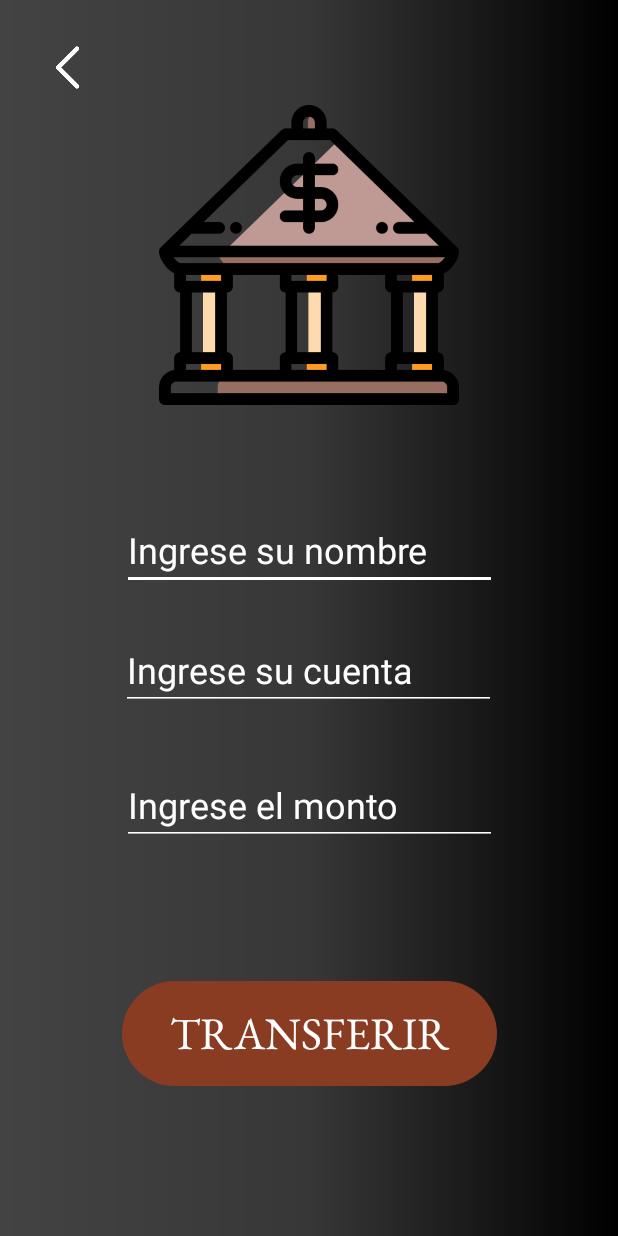
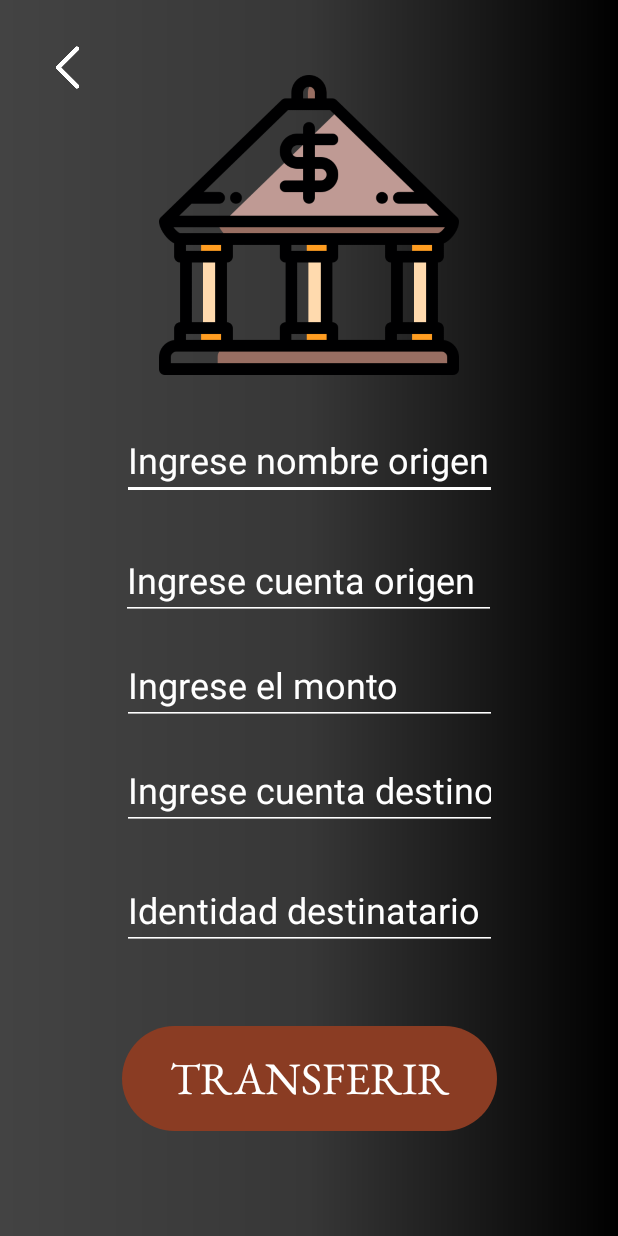
Before and after one commit to alycastro22/Laboratorio1PDM, an Android app: the TransferirActivity screen opened directly, with no data from a screen before it, on a phone screen of 412 x 824 dp. Run offline under Robolectric (Android 15) with nearby library versions, the phone set to English and light mode, and no system bars; Roboto replaces fonts that are not available here.

Commit message:
Agregar los campos que faltaban al formulario transferir

```diff
--- a/app/src/main/res/layout/activity_transferir.xml
+++ b/app/src/main/res/layout/activity_transferir.xml
@@ -11,7 +11,7 @@
         android:id="@+id/logo_banco"
         android:layout_width="300dp"
         android:layout_height="200dp"
-        android:layout_marginTop="70dp"
+        android:layout_marginTop="50dp"
         android:contentDescription="@string/logo_tigo"
         app:layout_constraintEnd_toEndOf="parent"
         app:layout_constraintStart_toStartOf="parent"
@@ -35,7 +35,8 @@
         android:id="@+id/txtNombre"
         android:layout_width="250dp"
         android:layout_height="wrap_content"
-        android:layout_marginTop="340dp"
+        android:layout_marginTop="280dp"
+        android:autofillHints=""
         android:backgroundTint="#fff"
         android:ems="10"
         android:fontFamily="sans-serif"
@@ -46,14 +47,13 @@
         android:textSize="24sp"
         app:layout_constraintEnd_toEndOf="parent"
         app:layout_constraintStart_toStartOf="parent"
-        app:layout_constraintTop_toTopOf="parent"
-        android:autofillHints="" />
+        app:layout_constraintTop_toTopOf="parent" />
 
     <EditText
         android:id="@+id/txtCuenta"
         android:layout_width="250dp"
         android:layout_height="wrap_content"
-        android:layout_marginTop="420dp"
+        android:layout_marginTop="360dp"
         android:autofillHints=""
         android:backgroundTint="#FFFFFF"
         android:ems="10"
@@ -71,7 +71,8 @@
         android:id="@+id/txtMonto"
         android:layout_width="250dp"
         android:layout_height="wrap_content"
-        android:layout_marginTop="510dp"
+        android:layout_marginTop="430dp"
+        android:autofillHints=""
         android:backgroundTint="#fff"
         android:ems="10"
         android:hint="@string/monto"
@@ -80,14 +81,14 @@
         android:textSize="24sp"
         app:layout_constraintEnd_toEndOf="parent"
         app:layout_constraintStart_toStartOf="parent"
-        app:layout_constraintTop_toTopOf="parent"
-        android:autofillHints="" />
+        app:layout_constraintTop_toTopOf="parent" />
 
     <TextView
         android:id="@+id/txtTransferir"
         android:layout_width="250dp"
         android:layout_height="70dp"
-        android:layout_marginBottom="100dp"
+        android:layout_marginTop="40dp"
+        android:layout_marginBottom="60dp"
         android:background="@drawable/btntransferir"
         android:fontFamily="@font/eb_garamond"
         android:gravity="center"
@@ -97,6 +98,41 @@
         android:textSize="30sp"
         app:layout_constraintBottom_toBottomOf="parent"
         app:layout_constraintEnd_toEndOf="parent"
-        app:layout_constraintStart_toStartOf="parent" />
+        app:layout_constraintStart_toStartOf="parent"
+        app:layout_constraintTop_toBottomOf="@+id/txtIdentidad" />
+
+    <EditText
+        android:id="@+id/txtCuenta_destino"
+        android:layout_width="250dp"
+        android:layout_height="wrap_content"
+        android:layout_marginTop="500dp"
+        android:autofillHints=""
+        android:backgroundTint="#fff"
+        android:ems="10"
+        android:hint="@string/txtdestino"
+        android:inputType="number"
+        android:textColor="#fff"
+        android:textColorHint="#fff"
+        android:textSize="24sp"
+        app:layout_constraintEnd_toEndOf="parent"
+        app:layout_constraintStart_toStartOf="parent"
+        app:layout_constraintTop_toTopOf="parent" />
+
+    <EditText
+        android:id="@+id/txtIdentidad"
+        android:layout_width="250dp"
+        android:layout_height="wrap_content"
+        android:layout_marginTop="580dp"
+        android:autofillHints=""
+        android:backgroundTint="#fff"
+        android:ems="10"
+        android:hint="@string/txtIdentidad"
+        android:inputType="number"
+        android:textColor="#fff"
+        android:textColorHint="#fff"
+        android:textSize="24sp"
+        app:layout_constraintEnd_toEndOf="parent"
+        app:layout_constraintStart_toStartOf="parent"
+        app:layout_constraintTop_toTopOf="parent" />
 
 </androidx.constraintlayout.widget.ConstraintLayout>
--- a/app/src/main/res/values/strings.xml
+++ b/app/src/main/res/values/strings.xml
@@ -13,8 +13,15 @@
     <string name="numero">Ingrese su número</string>
     <string name="monto">Ingrese el monto</string>
     <string name="btnComprar">COMPRAR</string>
-    <string name="txtNombre">Ingrese su nombre</string>
-    <string name="txtCuenta">Ingrese su cuenta</string>
+    <string name="txtNombre">Ingrese nombre origen</string>
+    <string name="txtCuenta">Ingrese cuenta origen</string>
+    <string name="txtdestino">Ingrese cuenta destino</string>
+    <string name="txtIdentidad">Identidad destinatario</string>
+    <string name="txtdestinatario">Nombre del destinatario</string>
+
+
+
+
     <string name="txtTransferir">Tranferir</string>
 
 
```
